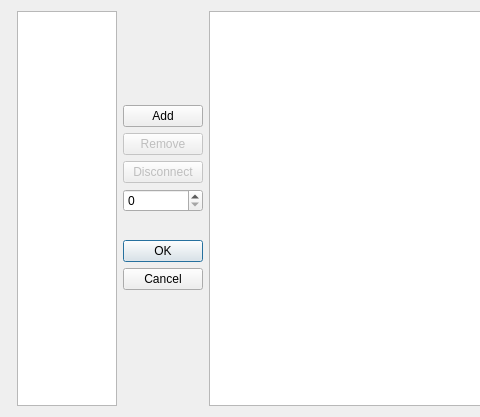
Before: the Qt Designer form forms/functionmanager.ui in bsella/Emergence, drawn with Qt 5; both pictures show x 0 to 480 and y 0 to 417 of the 747 by 417 pixel window.
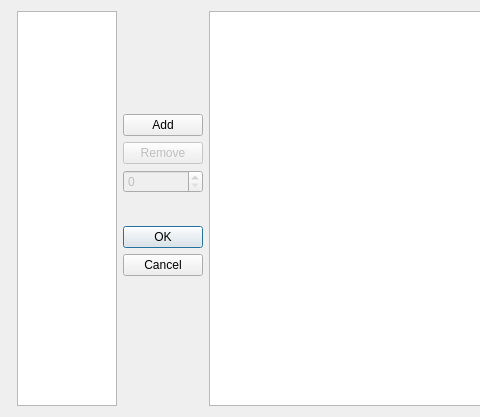
After: the same form once the commit is applied. Custom widgets are drawn as their Qt base class.

```diff
--- a/forms/functionmanager.ui
+++ b/forms/functionmanager.ui
@@ -76,18 +76,12 @@
       </widget>
      </item>
      <item>
-      <widget class="QPushButton" name="disconnectButton">
+      <widget class="QSpinBox" name="spinBox">
        <property name="enabled">
         <bool>false</bool>
        </property>
-       <property name="text">
-        <string>Disconnect</string>
-       </property>
       </widget>
      </item>
-     <item>
-      <widget class="QSpinBox" name="spinBox"/>
-     </item>
      <item>
       <widget class="QDialogButtonBox" name="buttonBox">
        <property name="orientation">
```
